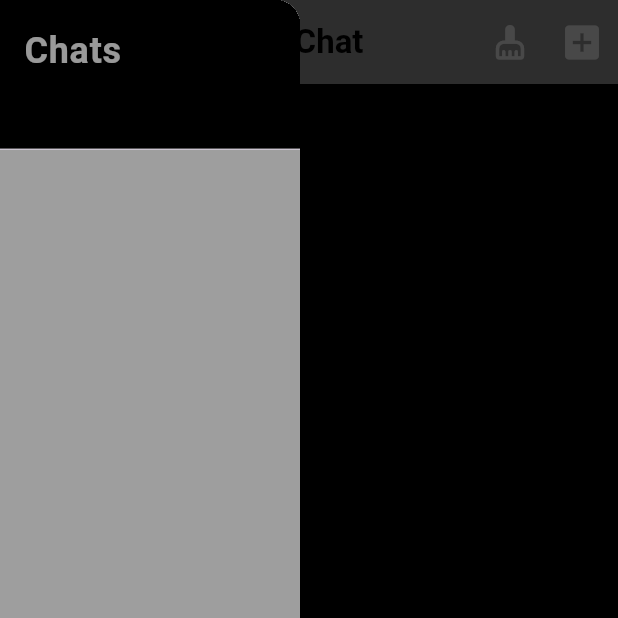
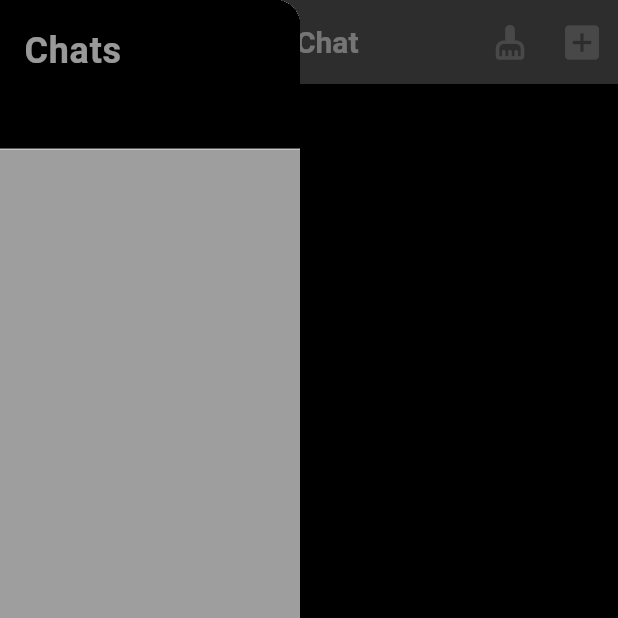
Before and after one commit to AnujLo1c/AI_chat, a Flutter app: the screen it shows after launch, with the side drawer open, on a phone screen of 412 x 824 dp, the top half of it. Run offline on Flutter 3.47's test engine with Material 3 defaults, Android fonts, the phone set to English and light mode, and no system bars; our stand-ins replace flutter_gemini, gap, get, sqflite; accounts and stored records are empty.

Commit message:
complete, only theme related changes left

```diff
--- /dev/null
+++ b/lib/SControllers/theme_controller.dart
@@ -0,0 +1,13 @@
+import 'package:ai_chat/Utility/themes.dart';
+import 'package:flutter/material.dart';
+import 'package:get/get.dart';
+
+class ThemeController extends GetxController {
+  var isDarkMode = false.obs;
+
+  ThemeData get currentTheme => isDarkMode.value ? darkTheme : lightTheme;
+
+  void toggleTheme() {
+    isDarkMode.value = !isDarkMode.value;
+  }
+}
--- a/lib/Screens/home_screen.dart
+++ b/lib/Screens/home_screen.dart
@@ -1,6 +1,7 @@
 import 'dart:io';
 
 import 'package:ai_chat/SControllers/home_screen_controller.dart';
+import 'package:ai_chat/Screens/settings.dart';
 import 'package:ai_chat/Utility/chatmsgbox.dart';
 import 'package:ai_chat/Utility/colors.dart';
 import 'package:ai_chat/Widgets/chat_create_dialog.dart';
@@ -90,7 +91,7 @@ class HomeScreen extends StatelessWidget {
                       contentPadding: const EdgeInsets.only(left: 8),
                       minVerticalPadding: 0,
                       onTap: () {
-
+                        homeScreenController.changeChatRoom(homeScreenController.chatHistory[index]);
                       },
                       shape: RoundedRectangleBorder(
                         borderRadius: BorderRadius.circular(5),
@@ -129,7 +130,7 @@ class HomeScreen extends StatelessWidget {
                     leading: const Icon(Icons.settings, color: MyColors.primary),
                     title: const Text('Settings', style: TextStyle(color: MyColors.primary)),
                     onTap: () {
-                      // Handle settings navigation
+                      Get.to(Settings());
                     },
                   ),
                   ListTile(
@@ -167,7 +168,9 @@ class HomeScreen extends StatelessWidget {
                 Expanded(
                   child: TextField(
                     controller: homeScreenController.chat,
+                    style: TextStyle(color: MyColors.secondary2),
                     decoration: const InputDecoration(
+
                       hintText: 'Type your message',
                       hintStyle: TextStyle(color: MyColors.secondary),
                       border: OutlineInputBorder(
--- /dev/null
+++ b/lib/Utility/themes.dart
@@ -0,0 +1,30 @@
+import 'package:flutter/material.dart';
+
+final ThemeData lightTheme = ThemeData(
+  brightness: Brightness.light,
+  primaryColor: Colors.blue,
+  hintColor: Colors.amber,
+  appBarTheme: AppBarTheme(
+    color: Colors.blue,
+    titleTextStyle: TextStyle(color: Colors.white, fontSize: 20, fontWeight: FontWeight.bold),
+  ),
+  textTheme: TextTheme(
+    bodyMedium: TextStyle(color: Colors.black,fontSize: 18)
+  ),
+  toggleButtonsTheme: ToggleButtonsThemeData(
+    color: Colors.black,fillColor: Colors.white
+  )
+);
+
+final ThemeData darkTheme = ThemeData(
+  brightness: Brightness.dark,
+  primaryColor: Colors.blueGrey,
+  hintColor: Colors.cyan,
+  appBarTheme: AppBarTheme(
+    color: Colors.blueGrey,
+    titleTextStyle: TextStyle(color: Colors.white, fontSize: 20, fontWeight: FontWeight.bold),
+  ),
+  textTheme: TextTheme(
+    bodyMedium: TextStyle(color: Colors.white,fontSize: 18)
+  ),
+);
--- a/lib/Widgets/chat_create_dialog.dart
+++ b/lib/Widgets/chat_create_dialog.dart
@@ -42,9 +42,7 @@ final HomeScreenController homeScreenController;
             ElevatedButton(
               onPressed: () {
                 LocalDataStorage().initDatabase(controller.text);
-                // homeScreenController.chatHistory.add(controller.text);
-                // homeScreenController.tableName=controller.text;
-homeScreenController.newChatInit(controller.text);
+homeScreenController.newChatCreate(controller.text);
                 controller.clear();
                 Get.close(1);
               },
--- a/lib/main.dart
+++ b/lib/main.dart
@@ -1,4 +1,5 @@
 import 'package:ai_chat/Model/message.dart';
+import 'package:ai_chat/SControllers/theme_controller.dart';
 import 'package:ai_chat/Screens/home_screen.dart';
 import 'package:ai_chat/Utility/secret_items.dart';
 import 'package:ai_chat/local_data_storage.dart';
@@ -14,22 +15,21 @@ Future<void> main() async {
   final dbHelper = LocalDataStorage();
   final database = await dbHelper.database;
 
-  runApp(const MyApp());
+  runApp(MyApp());
 }
 
 class MyApp extends StatelessWidget {
   const MyApp({super.key});
+
   @override
   Widget build(BuildContext context) {
-    return GetMaterialApp(
-      title: 'AI Chat',
-debugShowCheckedModeBanner: false,
-      theme: ThemeData(
-
-        colorScheme: ColorScheme.fromSeed(seedColor: Colors.deepPurple),
-        useMaterial3: true,
+  final ThemeController themeController = Get.put(ThemeController());
+    return Obx(() =>  GetMaterialApp(
+        title: 'AI Chat',
+      debugShowCheckedModeBanner: false,
+        theme: themeController.currentTheme,
+        home: const HomeScreen(),
       ),
-      home: const HomeScreen(),
     );
   }
 }
```
Also changed, not shown: lib/SControllers/home_screen_controller.dart (+46 -75 lines), lib/Screens/settings.dart (added, +75 -0 lines), lib/local_data_storage.dart (+11 -1 lines).
